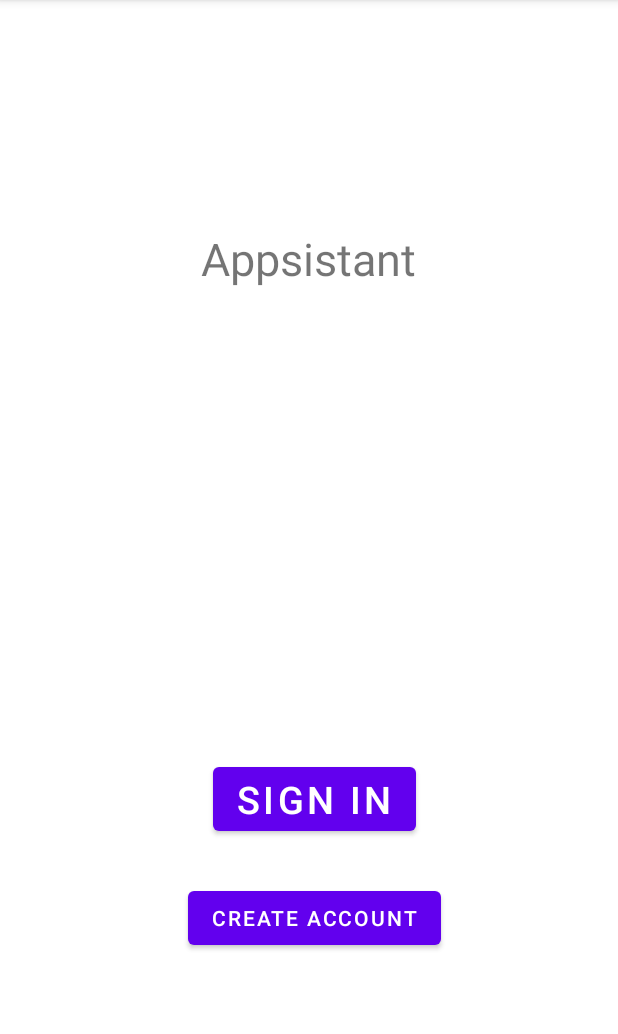
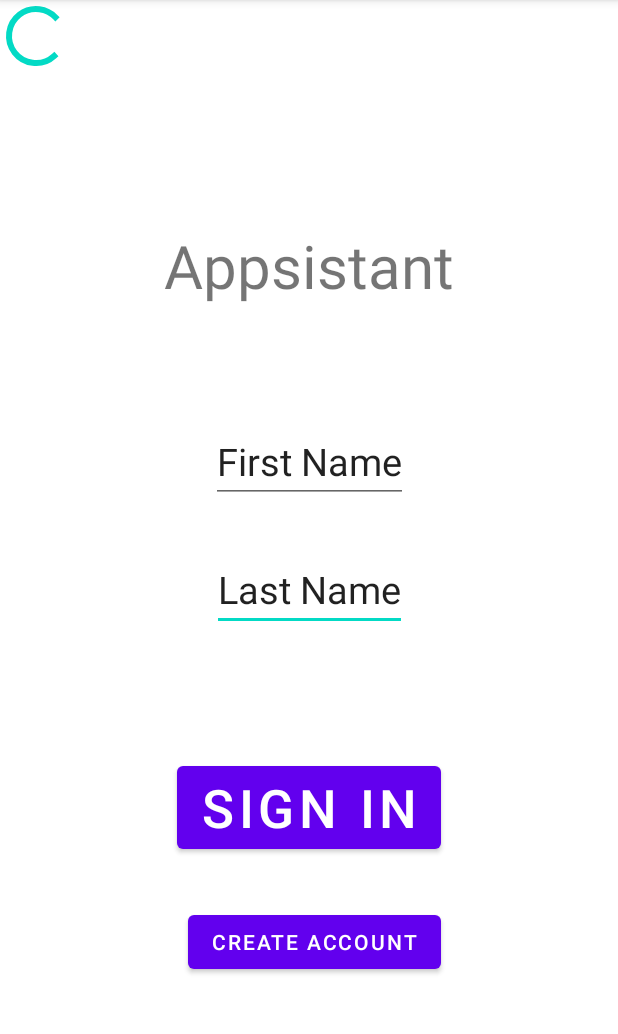
Before and after one commit to Hayden-Bailey/CP3405_Blanko_Part2, an Android app: the screen it shows after launch (MainActivity), on a phone screen of 412 x 824 dp, the part 84-1118 px from its top. Run offline under Robolectric (Android 15) with nearby library versions, the phone set to English and light mode, and no system bars.

Commit message:
Add initial login screen buttons

```diff
--- a/app/src/main/res/layout/activity_main.xml
+++ b/app/src/main/res/layout/activity_main.xml
@@ -11,36 +11,65 @@
         android:id="@+id/logo"
         android:layout_width="wrap_content"
         android:layout_height="wrap_content"
-        android:layout_marginTop="152dp"
+        android:layout_marginTop="150dp"
         android:text="@string/appsistant"
-        android:textSize="30sp"
+        android:textSize="40sp"
         app:layout_constraintEnd_toEndOf="parent"
-        app:layout_constraintHorizontal_bias="0.498"
         app:layout_constraintStart_toStartOf="parent"
         app:layout_constraintTop_toTopOf="parent" />
 
 
-    <Button
-        android:id="@+id/button2"
+    <EditText
+        android:id="@+id/lastName"
         android:layout_width="wrap_content"
         android:layout_height="wrap_content"
-        android:layout_marginBottom="208dp"
+        android:layout_marginTop="30dp"
+        android:text="@string/last_name"
+        android:textSize="25sp"
+        app:layout_constraintEnd_toEndOf="parent"
+        app:layout_constraintStart_toStartOf="parent"
+        app:layout_constraintTop_toBottomOf="@+id/firstName" />
+
+    <EditText
+        android:id="@+id/firstName"
+        android:layout_width="wrap_content"
+        android:layout_height="wrap_content"
+        android:layout_marginTop="76dp"
+        android:text="@string/first_name"
+        android:textSize="25sp"
+        app:layout_constraintEnd_toEndOf="parent"
+        app:layout_constraintStart_toStartOf="parent"
+        app:layout_constraintTop_toBottomOf="@+id/logo" />
+
+    <Button
+        android:id="@+id/signIn"
+        android:layout_width="wrap_content"
+        android:layout_height="wrap_content"
+        android:layout_marginBottom="32dp"
         android:text="@string/sign_in"
-        android:textSize="25sp"
-        app:layout_constraintBottom_toBottomOf="parent"
+        android:textSize="35sp"
+        app:layout_constraintBottom_toTopOf="@+id/createAccount"
         app:layout_constraintEnd_toEndOf="parent"
-        app:layout_constraintHorizontal_bias="0.514"
         app:layout_constraintStart_toStartOf="parent" />
 
     <Button
-        android:id="@+id/button3"
+        android:id="@+id/createAccount"
         android:layout_width="wrap_content"
         android:layout_height="wrap_content"
-        android:layout_marginBottom="132dp"
+        android:layout_marginBottom="116dp"
         android:text="@string/create_account"
         app:layout_constraintBottom_toBottomOf="parent"
         app:layout_constraintEnd_toEndOf="parent"
         app:layout_constraintHorizontal_bias="0.516"
         app:layout_constraintStart_toStartOf="parent" />
 
+    <ProgressBar
+        android:id="@+id/progressBar"
+        style="?android:attr/progressBarStyle"
+        android:layout_width="wrap_content"
+        android:layout_height="wrap_content"
+        tools:layout_editor_absoluteX="22dp"
+        tools:layout_editor_absoluteY="663dp" />
+
+
 </androidx.constraintlayout.widget.ConstraintLayout>
--- a/app/src/main/res/values/strings.xml
+++ b/app/src/main/res/values/strings.xml
@@ -3,4 +3,7 @@
     <string name="sign_in">Sign In</string>
     <string name="appsistant">Appsistant</string>
     <string name="create_account">Create Account</string>
+    <string name="first_name">First Name</string>
+    <string name="last_name">Last Name</string>
+    <string name="sign_in">Sign In</string>
 </resources>
```
